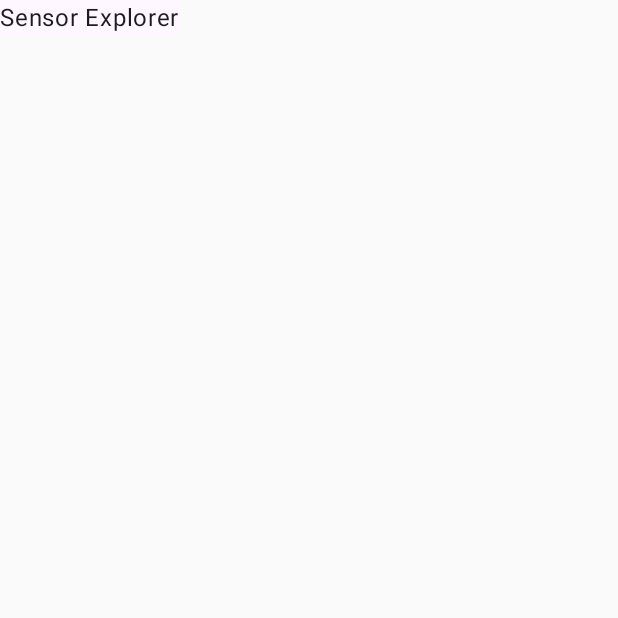
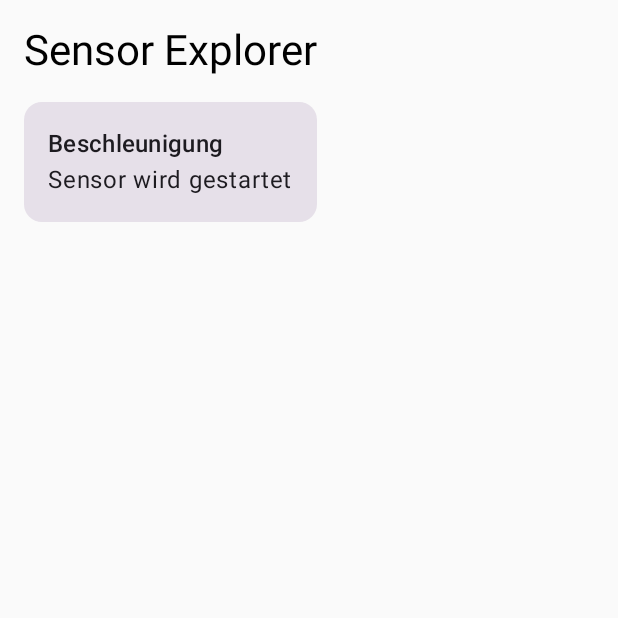
Before and after one commit to klauspet0r/sensorsp6pro, an Android app built with Jetpack Compose: the screen it shows after launch (MainActivity), on a phone screen of 412 x 824 dp, the top half of it. Before the commit the part shown is almost empty. Run offline under Robolectric (Android 15) with nearby library versions, the phone set to English and light mode, and no system bars; our stand-ins replace Dagger/Hilt's generated code.

Commit message:
feat: connect dashboard to acceleration details

```diff
--- a/app/src/main/AndroidManifest.xml
+++ b/app/src/main/AndroidManifest.xml
@@ -1,5 +1,6 @@
 <?xml version="1.0" encoding="utf-8"?>
 <manifest xmlns:android="http://schemas.android.com/apk/res/android">
+    <uses-feature android:name="android.hardware.sensor.accelerometer" android:required="false" />
     <application
         android:name=".SensorExplorerApplication"
         android:allowBackup="true"
--- a/app/src/main/java/dev/sensorsp6pro/explorer/MainActivity.kt
+++ b/app/src/main/java/dev/sensorsp6pro/explorer/MainActivity.kt
@@ -4,10 +4,8 @@ import android.os.Bundle
 import androidx.activity.ComponentActivity
 import androidx.activity.compose.setContent
 import androidx.activity.enableEdgeToEdge
-import androidx.compose.material3.MaterialTheme
-import androidx.compose.material3.Surface
-import androidx.compose.material3.Text
 import dagger.hilt.android.AndroidEntryPoint
+import dev.sensorsp6pro.explorer.core.ui.SensorExplorerTheme
 
 @AndroidEntryPoint
 class MainActivity : ComponentActivity() {
@@ -15,10 +13,8 @@ class MainActivity : ComponentActivity() {
         super.onCreate(savedInstanceState)
         enableEdgeToEdge()
         setContent {
-            MaterialTheme {
-                Surface {
-                    Text("Sensor Explorer")
-                }
+            SensorExplorerTheme {
+                SensorExplorerApp()
             }
         }
     }
--- /dev/null
+++ b/app/src/main/kotlin/dev/sensorsp6pro/explorer/SensorExplorerApp.kt
@@ -0,0 +1,21 @@
+package dev.sensorsp6pro.explorer
+
+import androidx.compose.runtime.Composable
+import androidx.navigation.compose.NavHost
+import androidx.navigation.compose.composable
+import androidx.navigation.compose.rememberNavController
+import dev.sensorsp6pro.explorer.feature.dashboard.DashboardScreen
+import dev.sensorsp6pro.explorer.feature.motion.AccelerationScreen
+
+@Composable
+fun SensorExplorerApp() {
+    val controller = rememberNavController()
+    NavHost(controller, startDestination = "dashboard") {
+        composable("dashboard") {
+            DashboardScreen(onOpenAcceleration = { controller.navigate("sensor/acceleration") })
+        }
+        composable("sensor/acceleration") {
+            AccelerationScreen()
+        }
+    }
+}
--- /dev/null
+++ b/core/ui/src/main/kotlin/dev/sensorsp6pro/explorer/core/ui/SensorExplorerTheme.kt
@@ -0,0 +1,9 @@
+package dev.sensorsp6pro.explorer.core.ui
+
+import androidx.compose.material3.MaterialTheme
+import androidx.compose.runtime.Composable
+
+@Composable
+fun SensorExplorerTheme(content: @Composable () -> Unit) {
+    MaterialTheme(content = content)
+}
--- a/feature/dashboard/build.gradle.kts
+++ b/feature/dashboard/build.gradle.kts
@@ -30,6 +30,7 @@ android {
 dependencies {
     implementation(project(":core:domain"))
     implementation(project(":core:ui"))
+    implementation(project(":feature:motion"))
     implementation(libs.androidx.core.ktx)
     implementation(platform(libs.androidx.compose.bom))
     implementation(libs.androidx.ui)
--- /dev/null
+++ b/feature/dashboard/src/main/kotlin/dev/sensorsp6pro/explorer/feature/dashboard/DashboardScreen.kt
@@ -0,0 +1,37 @@
+package dev.sensorsp6pro.explorer.feature.dashboard
+
+import androidx.compose.foundation.layout.Column
+import androidx.compose.foundation.layout.padding
+import androidx.compose.material3.Card
+import androidx.compose.material3.MaterialTheme
+import androidx.compose.material3.Text
+import androidx.compose.runtime.Composable
+import androidx.compose.runtime.getValue
+import androidx.compose.ui.Modifier
+import androidx.compose.ui.unit.dp
+import androidx.hilt.navigation.compose.hiltViewModel
+import androidx.lifecycle.compose.LifecycleResumeEffect
+import androidx.lifecycle.compose.collectAsStateWithLifecycle
+import dev.sensorsp6pro.explorer.feature.motion.AccelerationViewModel
+
+@Composable
+fun DashboardScreen(
+    onOpenAcceleration: () -> Unit,
+    viewModel: AccelerationViewModel = hiltViewModel(),
+) {
+    val state by viewModel.uiState.collectAsStateWithLifecycle()
+    LifecycleResumeEffect(Unit) {
+        viewModel.setActive(true)
+        onPauseOrDispose { viewModel.setActive(false) }
+    }
+    Column(Modifier.padding(16.dp)) {
+        Text("Sensor Explorer", style = MaterialTheme.typography.headlineMedium)
+        Card(onClick = onOpenAcceleration, modifier = Modifier.padding(top = 16.dp)) {
+            Column(Modifier.padding(16.dp)) {
+                Text("Beschleunigung", style = MaterialTheme.typography.titleMedium)
+                val sample = state.history.lastOrNull()
+                Text(sample?.let { "Z: %.2f m/s²".format(it.vector.z) } ?: "Sensor wird gestartet")
+            }
+        }
+    }
+}
```
